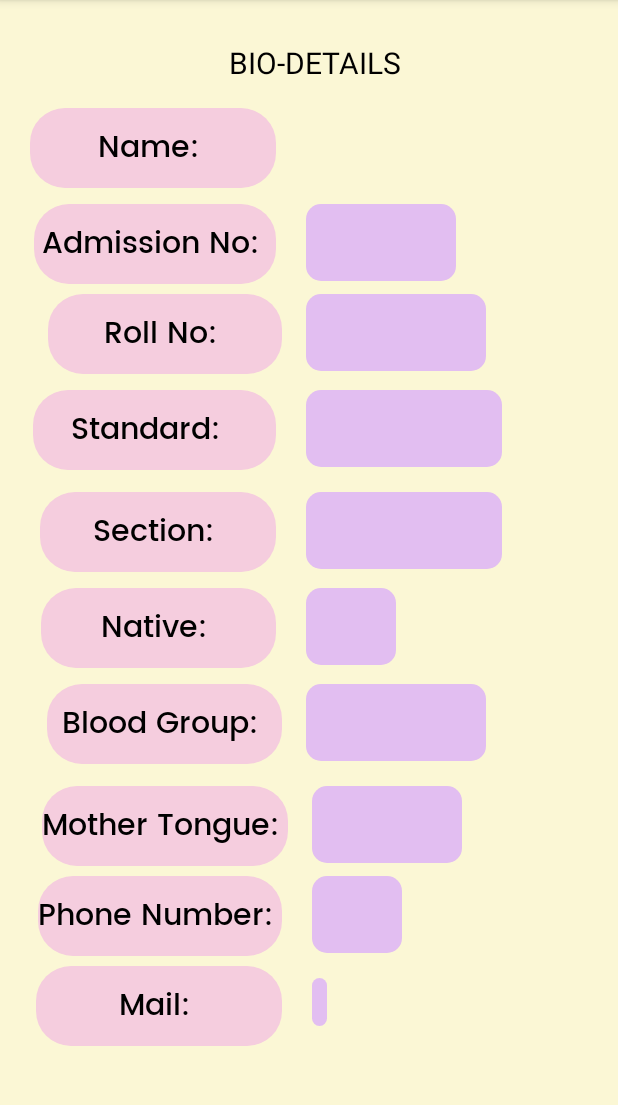
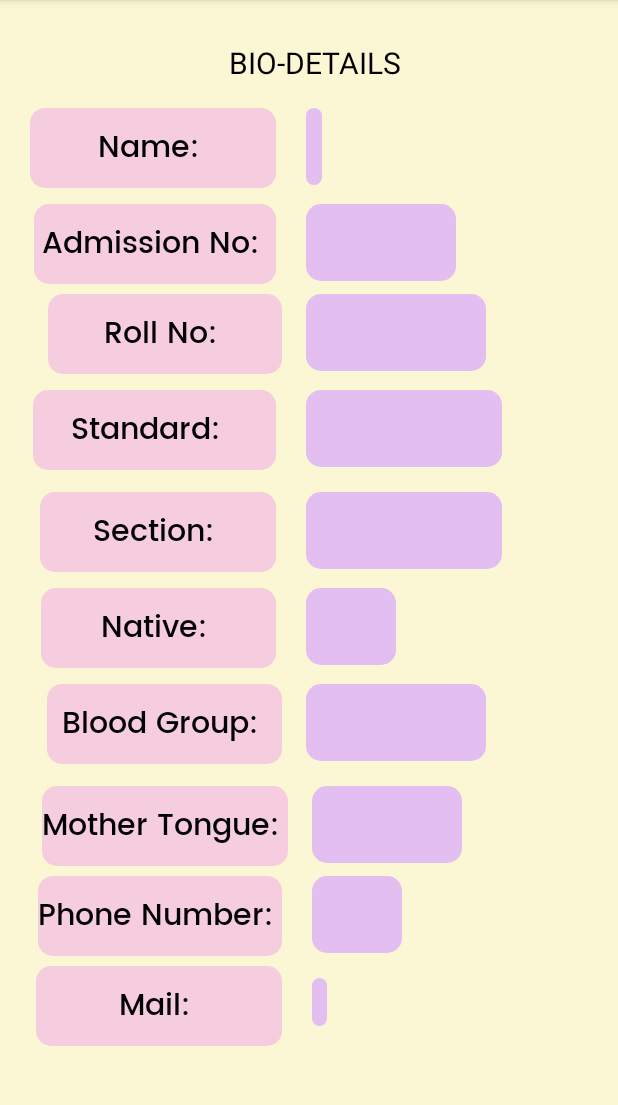
Before and after one commit to PriyanJeyaram/Android-MiniProject, an Android app: the StudentActivity screen opened directly, with no data from a screen before it, on a phone screen of 412 x 824 dp, the part 84-1189 px from its top. Run offline under Robolectric (Android 15) with nearby library versions, the phone set to English and light mode, and no system bars; our stand-ins replace Firebase (no records; nobody signed in at launch, a user with empty details on screens opened directly); Roboto replaces fonts that are not available here; 1 statement that could not run was skipped.

Commit message:
UI adjustments

```diff
--- a/app/src/main/res/drawable/customised_text.xml
+++ b/app/src/main/res/drawable/customised_text.xml
@@ -1,5 +1,5 @@
 <?xml version="1.0" encoding="utf-8"?>
 <shape xmlns:android="http://schemas.android.com/apk/res/android" android:shape="rectangle">
     <solid android:color="#F5CDDE"/>
-    <corners android:radius="23dp"/>
+    <corners android:radius="10dp"/>
 </shape>
--- a/app/src/main/res/layout/activity_marks.xml
+++ b/app/src/main/res/layout/activity_marks.xml
@@ -19,8 +19,9 @@
 
     <androidx.viewpager.widget.ViewPager
         android:id="@+id/viewPager"
-        android:layout_width="match_parent"
-        android:layout_height="500dp"
+        android:layout_width="406dp"
+        android:layout_height="800dp"
+        app:layout_constraintStart_toStartOf="parent"
         app:layout_constraintTop_toBottomOf="@+id/tabLayout"
         tools:ignore="SpeakableTextPresentCheck" />
 
--- a/app/src/main/res/layout/activity_student.xml
+++ b/app/src/main/res/layout/activity_student.xml
@@ -19,6 +19,8 @@
             android:id="@+id/name"
             android:layout_width="wrap_content"
             android:layout_height="wrap_content"
+            android:layout_gravity="center"
+            android:gravity="center"
             android:layout_marginStart="20dp"
             android:layout_marginTop="72dp"
             android:layout_weight="1"
@@ -26,6 +28,8 @@
             android:fontFamily="@font/poppins_medium"
             android:paddingTop="10dp"
             android:paddingBottom="10dp"
+            android:paddingLeft="5dp"
+            android:paddingRight="5dp"
             android:textColor="#000000"
             android:textSize="20sp"
             app:layout_constraintStart_toEndOf="@+id/textView4"
```
Also changed, not shown: app/src/main/res/layout/fragment_revision.xml (+7 -3 lines).
